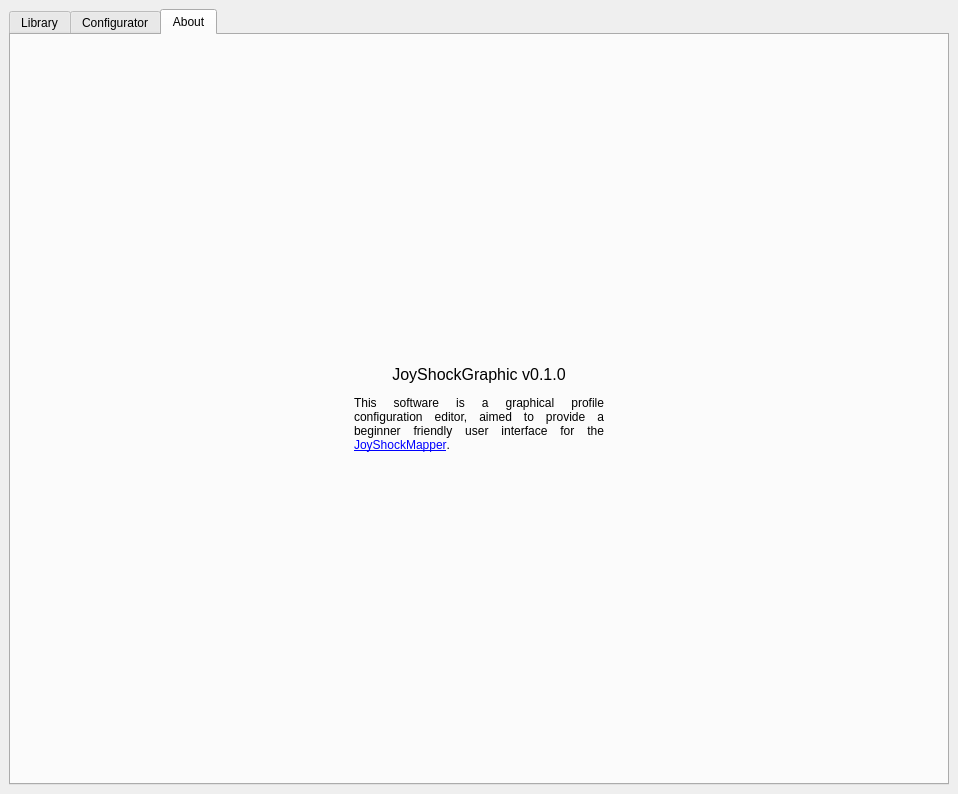
Above: joyshockgraphic/resources/joyshockgraphic.ui from kurushimee/JoyShockGraphic before the change. Below: the same form after it.
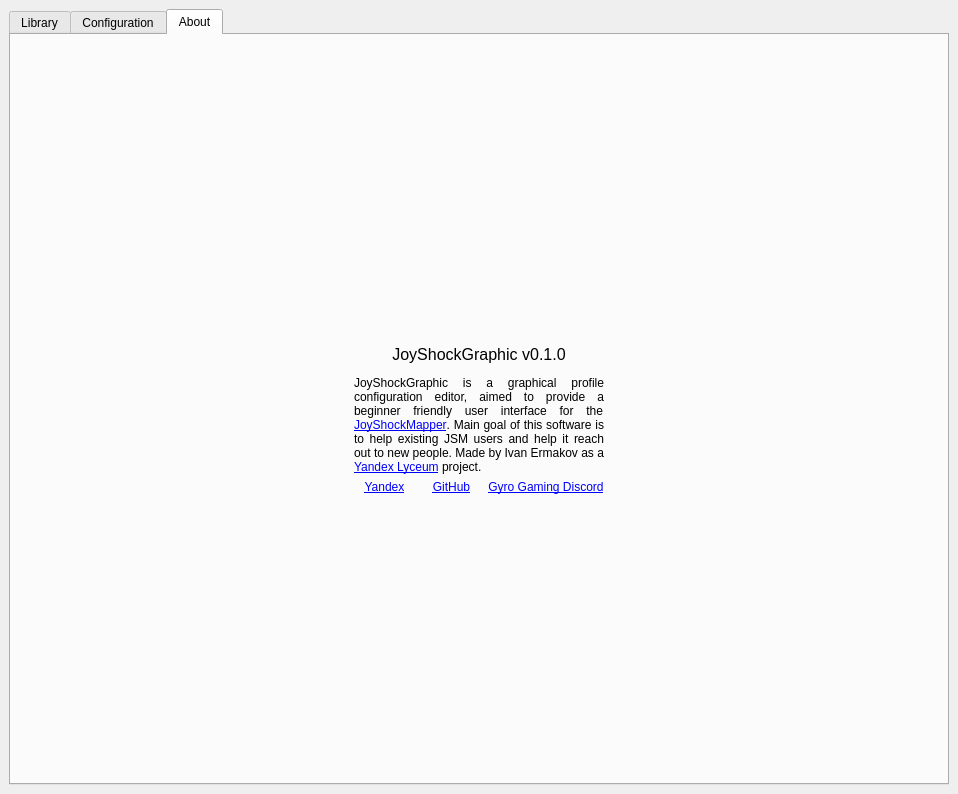
That is the form after the change. The open tabs and pages were chosen to show the change. Icons and pictures are not drawn.

What changed in the file:
```diff
--- a/joyshockgraphic/resources/joyshockgraphic.ui
+++ b/joyshockgraphic/resources/joyshockgraphic.ui
@@ -149,7 +149,7 @@
       </widget>
       <widget class="QWidget" name="configTab">
        <attribute name="title">
-        <string>Configurator</string>
+        <string>Configuration</string>
        </attribute>
        <layout class="QVBoxLayout" name="verticalLayout_4">
         <item>
@@ -1666,32 +1666,134 @@
            </spacer>
           </item>
           <item>
-           <widget class="QLabel" name="aboutLabel">
-            <property name="minimumSize">
-             <size>
-              <width>250</width>
-              <height>0</height>
-             </size>
-            </property>
-            <property name="frameShape">
-             <enum>QFrame::NoFrame</enum>
-            </property>
-            <property name="text">
-             <string>&lt;html&gt;&lt;head/&gt;&lt;body&gt;&lt;p align=&quot;center&quot;&gt;&lt;span style=&quot; font-size:12pt;&quot;&gt;JoyShockGraphic v0.1.0&lt;/span&gt;&lt;/p&gt;&lt;p&gt;This software is a graphical profile configuration editor, aimed to provide a beginner friendly user interface for the &lt;a href=&quot;https://github.com/Electronicks/JoyShockMapper&quot;&gt;&lt;span style=&quot; text-decoration: underline; color:#0000ff;&quot;&gt;JoyShockMapper&lt;/span&gt;&lt;/a&gt;.&lt;/p&gt;&lt;/body&gt;&lt;/html&gt;</string>
-            </property>
-            <property name="textFormat">
-             <enum>Qt::AutoText</enum>
-            </property>
-            <property name="scaledContents">
-             <bool>false</bool>
-            </property>
-            <property name="alignment">
-             <set>Qt::AlignJustify|Qt::AlignVCenter</set>
-            </property>
-            <property name="wordWrap">
-             <bool>true</bool>
-            </property>
-           </widget>
+           <layout class="QVBoxLayout" name="verticalLayout_6">
+            <item>
+             <spacer name="verticalSpacer_5">
+              <property name="orientation">
+               <enum>Qt::Vertical</enum>
+              </property>
+              <property name="sizeHint" stdset="0">
+               <size>
+                <width>20</width>
+                <height>40</height>
+               </size>
+              </property>
+             </spacer>
+            </item>
+            <item>
+             <layout class="QHBoxLayout" name="horizontalLayout_4">
+              <item>
+               <widget class="QLabel" name="label_8">
+                <property name="minimumSize">
+                 <size>
+                  <width>0</width>
+                  <height>0</height>
+                 </size>
+                </property>
+                <property name="maximumSize">
+                 <size>
+                  <width>100</width>
+                  <height>100</height>
+                 </size>
+                </property>
+                <property name="toolTip">
+                 <string>&lt;html&gt;&lt;head/&gt;&lt;body&gt;&lt;p&gt;Icon provided by: tekgeekster#0498&lt;/p&gt;&lt;/body&gt;&lt;/html&gt;</string>
+                </property>
+                <property name="whatsThis">
+                 <string>&lt;html&gt;&lt;head/&gt;&lt;body&gt;&lt;p&gt;&lt;br/&gt;&lt;/p&gt;&lt;/body&gt;&lt;/html&gt;</string>
+                </property>
+                <property name="text">
+                 <string/>
+                </property>
+                <property name="pixmap">
+                 <pixmap>icons/joyshockgraphic.ico</pixmap>
+                </property>
+                <property name="scaledContents">
+                 <bool>true</bool>
+                </property>
+                <property name="alignment">
+                 <set>Qt::AlignCenter</set>
+                </property>
+               </widget>
+              </item>
+             </layout>
+            </item>
+            <item>
+             <widget class="QLabel" name="aboutLabel">
+              <property name="minimumSize">
+               <size>
+                <width>250</width>
+                <height>0</height>
+               </size>
+              </property>
+              <property name="frameShape">
+               <enum>QFrame::NoFrame</enum>
+              </property>
+              <property name="text">
+               <string>&lt;html&gt;&lt;head/&gt;&lt;body&gt;&lt;p align=&quot;center&quot;&gt;&lt;span style=&quot; font-size:12pt;&quot;&gt;JoyShockGraphic v0.1.0&lt;/span&gt;&lt;/p&gt;&lt;p align=&quot;justify&quot;&gt;JoyShockGraphic is a graphical profile configuration editor, aimed to provide a beginner friendly user interface for the &lt;a href=&quot;https://github.com/Electronicks/JoyShockMapper&quot;&gt;&lt;span style=&quot; text-decoration: underline; color:#0000ff;&quot;&gt;JoyShockMapper&lt;/span&gt;&lt;/a&gt;. Main goal of this software is to help existing JSM users and help it reach out to new people. Made by Ivan Ermakov as a &lt;a href=&quot;https://academy.yandex.ru/lyceum/&quot;&gt;&lt;span style=&quot; text-decoration: underline; color:#0000ff;&quot;&gt;Yandex Lyceum&lt;/span&gt;&lt;/a&gt; project.&lt;/p&gt;&lt;/body&gt;&lt;/html&gt;</string>
+              </property>
+              <property name="textFormat">
+               <enum>Qt::AutoText</enum>
+              </property>
+              <property name="scaledContents">
+               <bool>false</bool>
+              </property>
+              <property name="alignment">
+               <set>Qt::AlignJustify|Qt::AlignVCenter</set>
+              </property>
+              <property name="wordWrap">
+               <bool>true</bool>
+              </property>
+             </widget>
+            </item>
+            <item>
+             <layout class="QHBoxLayout" name="horizontalLayout_3">
+              <item>
+               <widget class="QLabel" name="label_5">
+                <property name="text">
+                 <string>&lt;html&gt;&lt;head/&gt;&lt;body&gt;&lt;p&gt;&lt;a href=&quot;https://yandex.ru/&quot;&gt;&lt;span style=&quot; text-decoration: underline; color:#0000ff;&quot;&gt;Yandex&lt;/span&gt;&lt;/a&gt;&lt;/p&gt;&lt;/body&gt;&lt;/html&gt;</string>
+                </property>
+                <property name="alignment">
+                 <set>Qt::AlignCenter</set>
+                </property>
+               </widget>
+              </item>
+              <item>
+               <widget class="QLabel" name="label_6">
+                <property name="text">
+                 <string>&lt;html&gt;&lt;head/&gt;&lt;body&gt;&lt;p&gt;&lt;a href=&quot;https://github.com/iver0/JoyShockGraphic&quot;&gt;&lt;span style=&quot; text-decoration: underline; color:#0000ff;&quot;&gt;GitHub&lt;/span&gt;&lt;/a&gt;&lt;/p&gt;&lt;/body&gt;&lt;/html&gt;</string>
+                </property>
+                <property name="alignment">
+                 <set>Qt::AlignCenter</set>
+                </property>
+               </widget>
+              </item>
+              <item>
+               <widget class="QLabel" name="label_7">
+                <property name="text">
+                 <string>&lt;html&gt;&lt;head/&gt;&lt;body&gt;&lt;p&gt;&lt;a href=&quot;https://discord.gg/udPkwVHBQy&quot;&gt;&lt;span style=&quot; text-decoration: underline; color:#0000ff;&quot;&gt;Gyro Gaming Discord&lt;/span&gt;&lt;/a&gt;&lt;/p&gt;&lt;/body&gt;&lt;/html&gt;</string>
+                </property>
+                <property name="alignment">
+                 <set>Qt::AlignCenter</set>
+                </property>
+               </widget>
+              </item>
+             </layout>
+            </item>
+            <item>
+             <spacer name="verticalSpacer_4">
+              <property name="orientation">
+               <enum>Qt::Vertical</enum>
+              </property>
+              <property name="sizeHint" stdset="0">
+               <size>
+                <width>20</width>
+                <height>40</height>
+               </size>
+              </property>
+             </spacer>
+            </item>
+           </layout>
           </item>
           <item>
            <spacer name="horizontalSpacer_3">
```
Left out of the diff: 245 changed lines with no effect on the pictures.
